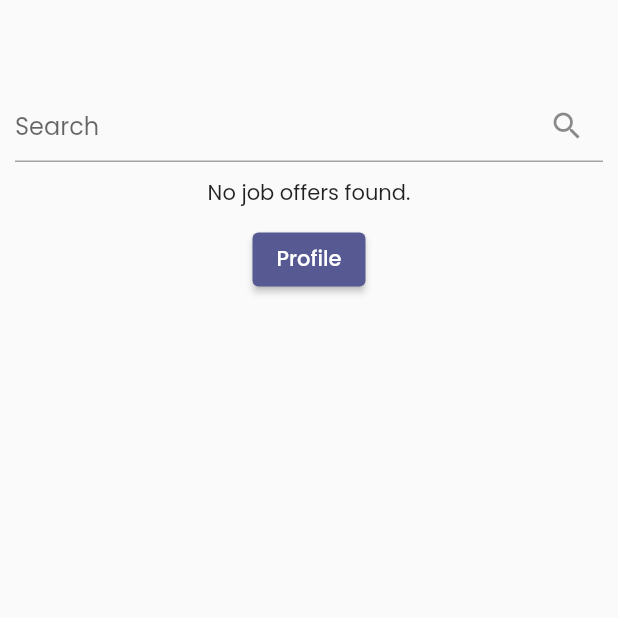
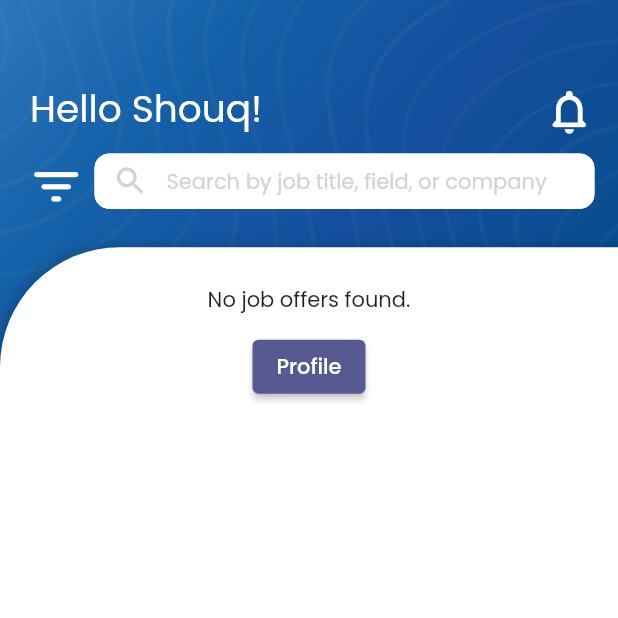
Before and after one commit to WatheqPlatform/2023-GP1-1, a Flutter app: the OffersScreen screen opened directly with empty values, on a phone screen of 412 x 824 dp, the top half of it. Run offline on Flutter 3.47's test engine with Material 2 defaults, Android fonts, the phone set to English and light mode, and no system bars; our stand-ins replace email_validator, fluttertoast, get; network calls fail.

Commit message:
Edit all regestration pages and home page

```diff
--- a/lib/main.dart
+++ b/lib/main.dart
@@ -13,6 +13,7 @@ class MyApp extends StatelessWidget {
   Widget build(BuildContext context) {
     return GetMaterialApp(
       title: 'Watheq',
+      debugShowCheckedModeBanner: false,
       theme: ThemeData(
         colorScheme: ColorScheme.fromSeed(
           seedColor: const Color.fromARGB(255, 11, 15, 121),
--- a/lib/offers_screen.dart
+++ b/lib/offers_screen.dart
@@ -82,22 +82,130 @@ class _OffersScreenState extends State<OffersScreen> {
 
   @override
   Widget build(BuildContext context) {
+    double screenHeight = MediaQuery.of(context).size.height;
+    double screenWidth = MediaQuery.of(context).size.width;
     return Scaffold(
-      body: Column(
+      resizeToAvoidBottomInset: false,
+      body: Container(
+        decoration: const BoxDecoration(
+          image: DecorationImage(
+            image: AssetImage("assets/images/PagesBackground.png"),
+            fit: BoxFit.cover,
+          ),
+        ),
+        child: Column(
+          mainAxisAlignment: MainAxisAlignment.end,
           children: [
-          const SizedBox(
-            height: 50,
+            Padding(
+              padding: const EdgeInsets.only(
+                left: 10,
+                right: 10,
+                bottom: 20,
               ),
-          Padding(
-            padding: const EdgeInsets.all(10.0),
-            child: TextField(
-              onChanged: (value) => searchOffer(value),
-              decoration: const InputDecoration(
-                hintText: "Search",
-                suffixIcon: Icon(Icons.search),
+              child: Column(
+                children: [
+                  Row(
+                    mainAxisAlignment: MainAxisAlignment.spaceBetween,
+                    children: [
+                      const Padding(
+                        padding: EdgeInsets.only(
+                          left: 10,
+                        ),
+                        child: Text(
+                          "Hello Shouq!",
+                          style: TextStyle(
+                            color: Color.fromARGB(255, 255, 255, 255),
+                            fontSize: 25.0,
+                            fontWeight: FontWeight.w400,
                           ),
                         ),
                       ),
+                      IconButton(
+                        icon: const Icon(
+                          Icons.notifications_none_rounded,
+                          size: 35,
+                          color: Colors.white,
+                        ),
+                        onPressed: () {},
+                      ),
+                    ],
+                  ),
+                  Row(
+                    children: [
+                      IconButton(
+                        icon: const Icon(
+                          Icons.filter_list_rounded,
+                          size: 39,
+                          color: Colors.white,
+                        ),
+                        onPressed: () {},
+                      ),
+                      const SizedBox(width: 5),
+                      SizedBox(
+                        width: screenWidth * 0.809,
+                        height: screenWidth * 0.09,
+                        child: TextField(
+                          onChanged: (value) => searchOffer(value),
+                          decoration: InputDecoration(
+                            hintText: "Search by job title, field, or company",
+                            prefixIcon: const Icon(
+                              Icons.search,
+                              color: Color(0xFFD3D3D3),
+                            ),
+                            fillColor: Colors.white,
+                            filled: true,
+                            hintStyle: const TextStyle(
+                              color: Color(0xFFD3D3D3),
+                              fontSize: 14,
+                            ),
+                            enabledBorder: OutlineInputBorder(
+                              borderRadius: BorderRadius.circular(10),
+                              borderSide: const BorderSide(
+                                color: Color.fromARGB(255, 255, 255, 255),
+                              ),
+                            ),
+                            focusedBorder: OutlineInputBorder(
+                              borderRadius: BorderRadius.circular(10),
+                              borderSide: const BorderSide(
+                                color: Color.fromARGB(255, 255, 255, 255),
+                              ),
+                            ),
+                            contentPadding: EdgeInsets.only(
+                              left: screenWidth * 0.04,
+                              right: screenWidth * 0.04,
+                              top: screenHeight * 0.01,
+                            ),
+                          ),
+                        ),
+                      ),
+                    ],
+                  ),
+                ],
+              ),
+            ),
+            Container(
+              width: double.infinity,
+              height: screenHeight * 0.80,
+              padding: EdgeInsets.symmetric(
+                vertical: screenHeight * 0.03,
+                horizontal: screenWidth * 0.1,
+              ),
+              decoration: const BoxDecoration(
+                color: Colors.white,
+                borderRadius: BorderRadius.only(
+                  topLeft: Radius.circular(80.0),
+                ),
+                boxShadow: [
+                  BoxShadow(
+                    color: Color(0x3B000000),
+                    spreadRadius: 3,
+                    blurRadius: 7,
+                    offset: Offset(0, 3),
+                  ),
+                ],
+              ),
+              child: Column(
+                children: [
                   foundOffers.isEmpty
                       ? const Center(
                           // Display a message when the allOffers is empty
@@ -126,14 +234,17 @@ class _OffersScreenState extends State<OffersScreen> {
                                   child: ListTile(
                                     onTap: () {
                                       Get.to(() => JobOfferDetailScreen(
-                                    offerID: foundOffers[index]["OfferID"],
+                                            offerID: foundOffers[index]
+                                                ["OfferID"],
                                           ));
                                     },
-                            title: Text("${foundOffers[index]["JobTitle"]}"
+                                    title: Text(
+                                        "${foundOffers[index]["JobTitle"]}"
                                         "\n ${foundOffers[index]["Category"]}"),
-                            subtitle:
-                                Text("${foundOffers[index]["CompanyName"]}"),
-                            trailing: Text("${foundOffers[index]["Date"]}"),
+                                    subtitle: Text(
+                                        "${foundOffers[index]["CompanyName"]}"),
+                                    trailing:
+                                        Text("${foundOffers[index]["Date"]}"),
                                   ),
                                 ),
                               );
@@ -143,6 +254,10 @@ class _OffersScreenState extends State<OffersScreen> {
                   profileButton(), // Pass the BuildContext to the profileButton
                 ],
               ),
+            ),
+          ],
+        ),
+      ),
     );
   }
 }
--- a/lib/start_screen.dart
+++ b/lib/start_screen.dart
@@ -35,7 +35,7 @@ class StartScreen extends StatelessWidget {
                 decoration: BoxDecoration(
                   color: Colors.white,
                   borderRadius: const BorderRadius.only(
-                    topLeft: Radius.circular(90.0),
+                    topLeft: Radius.circular(80.0),
                   ),
                   boxShadow: [
                     BoxShadow(
```
Also changed, not shown: lib/Authentication/login_screen.dart (+5 -5 lines), lib/Authentication/new_password_screen.dart (+6 -6 lines), lib/Authentication/reset_password_screen.dart (+6 -6 lines), lib/Authentication/signup_screen.dart (+22 -14 lines), lib/Authentication/verification_Screen.dart (+6 -6 lines). Lines whose indentation alone changed are shown as unchanged.
